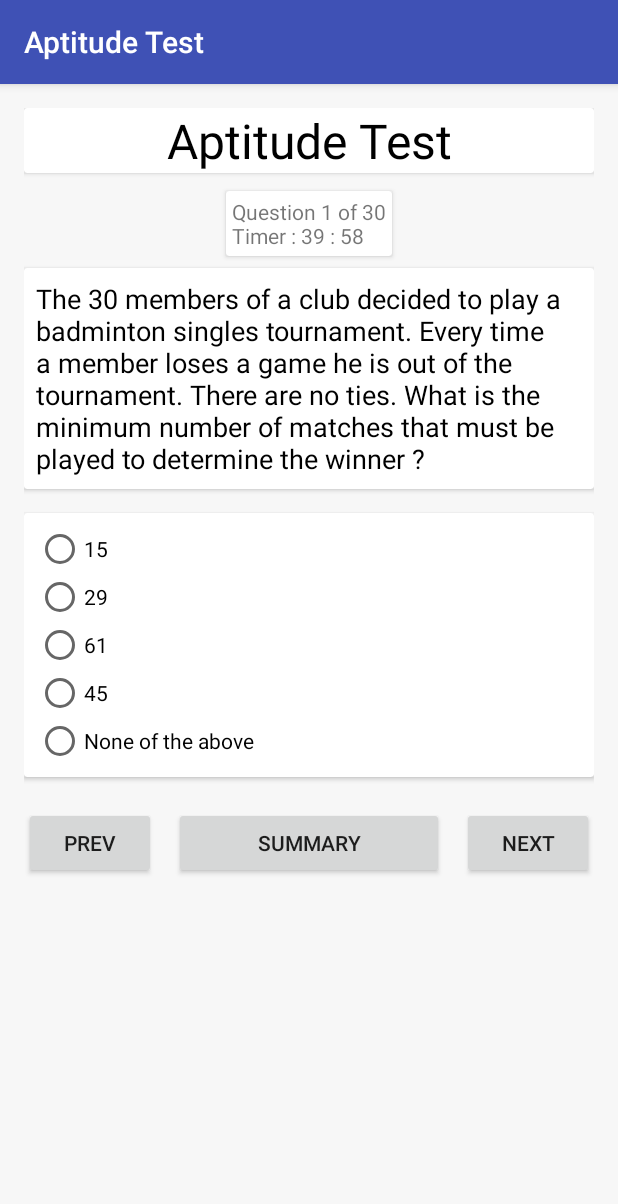
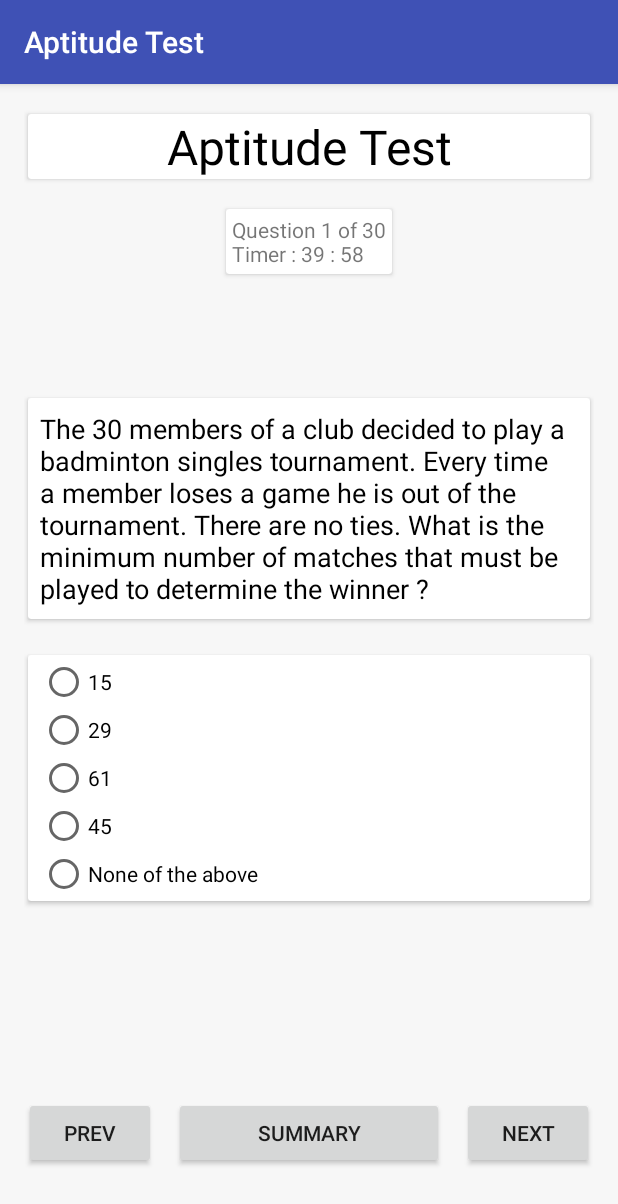
Before and after one commit to vaibhavbhandula/AptiQuiz, an Android app: the Aptitude screen opened directly, with no data from a screen before it, on a phone screen of 412 x 824 dp. Shown: the top 1204 px of the screen. Run offline under Robolectric (Android 15) with nearby library versions, the phone set to English and light mode, and no system bars; libraries missing offline, so code that uses them is left out: com.beardedhen.androidbootstrap; plain views replace BootstrapButton; 6 statements that could not run were skipped.

Commit message:
Button fixed at bottom in aptitude

```diff
--- a/app/src/main/res/layout/activity_aptitude.xml
+++ b/app/src/main/res/layout/activity_aptitude.xml
@@ -1,5 +1,4 @@
-<ScrollView
-    xmlns:android="http://schemas.android.com/apk/res/android"
+<LinearLayout xmlns:android="http://schemas.android.com/apk/res/android"
     xmlns:app="http://schemas.android.com/apk/res-auto"
     android:layout_width="fill_parent"
     android:layout_height="fill_parent"
@@ -7,17 +6,19 @@
     android:orientation="vertical"
     android:padding="@dimen/activity_horizontal_margin">
 
-
     <LinearLayout
+        android:id="@+id/topHalf"
         android:layout_width="fill_parent"
-        android:layout_height="wrap_content"
+        android:layout_height="0dp"
+        android:layout_weight="2.3"
         android:orientation="vertical">
 
         <android.support.v7.widget.CardView
             android:layout_width="match_parent"
             android:layout_height="wrap_content"
             app:cardBackgroundColor="@android:color/white"
-            app:cardElevation="@dimen/elevation">
+            app:cardElevation="@dimen/elevation"
+            app:cardUseCompatPadding="true">
 
             <TextView
                 android:id="@+id/textView1"
@@ -34,7 +35,7 @@
             android:layout_width="wrap_content"
             android:layout_height="wrap_content"
             android:layout_gravity="center"
-            android:layout_marginTop="@dimen/pad_12"
+            android:layout_marginTop="@dimen/activity_horizontal_margin"
             app:cardBackgroundColor="@android:color/white"
             app:cardElevation="@dimen/elevation">
 
@@ -46,13 +47,30 @@
                 android:text="" />
         </android.support.v7.widget.CardView>
 
+
+    </LinearLayout>
+
+    <ScrollView
+        android:id="@+id/bottomHalf"
+        android:layout_width="match_parent"
+        android:layout_height="0dp"
+        android:layout_below="@+id/topHalf"
+        android:layout_marginBottom="@dimen/activity_horizontal_margin"
+        android:layout_marginTop="@dimen/pad_6"
+        android:layout_weight="6">
+
+        <LinearLayout
+            android:layout_width="match_parent"
+            android:layout_height="wrap_content"
+            android:orientation="vertical">
+
             <android.support.v7.widget.CardView
                 android:layout_width="match_parent"
                 android:layout_height="wrap_content"
-            android:layout_gravity="center"
                 android:layout_marginTop="@dimen/pad_8"
                 app:cardBackgroundColor="@android:color/white"
-            app:cardElevation="@dimen/elevation">
+                app:cardElevation="@dimen/elevation"
+                app:cardUseCompatPadding="true">
 
                 <TextView
                     android:id="@+id/textView2"
@@ -62,6 +80,7 @@
                     android:minLines="4"
                     android:padding="@dimen/pad_8"
                     android:scrollbars="vertical"
+                    android:text=""
                     android:textAppearance="@android:style/TextAppearance.Medium"
                     android:textColor="@android:color/black" />
             </android.support.v7.widget.CardView>
@@ -70,19 +89,22 @@
             <android.support.v7.widget.CardView
                 android:layout_width="match_parent"
                 android:layout_height="wrap_content"
-            android:layout_marginBottom="@dimen/activity_horizontal_margin"
+                android:layout_marginBottom="@dimen/pad_8"
                 android:layout_marginTop="@dimen/activity_horizontal_margin"
                 app:cardBackgroundColor="@android:color/white"
-            app:cardElevation="@dimen/elevation">
+                app:cardElevation="@dimen/elevation"
+                app:cardUseCompatPadding="true">
 
                 <RadioGroup
                     android:id="@+id/radioGroup1"
                     android:layout_width="match_parent"
                     android:layout_height="wrap_content"
-                android:layout_above="@+id/button1"
                     android:layout_alignParentLeft="true"
                     android:layout_alignParentRight="true"
-                android:padding="@dimen/pad_8">
+                    android:paddingBottom="@dimen/pad_2"
+                    android:paddingLeft="@dimen/pad_8"
+                    android:paddingRight="@dimen/pad_8"
+                    android:paddingTop="@dimen/pad_2">
 
                     <RadioButton
                         android:id="@+id/radio0"
@@ -111,22 +133,19 @@
                 </RadioGroup>
 
             </android.support.v7.widget.CardView>
-
+        </LinearLayout>
+    </ScrollView>
 
     <RelativeLayout
-            android:id="@+id/apti_scroll"
-            android:layout_width="match_parent"
-            android:layout_height="wrap_content"
-            android:layout_gravity="bottom"
-            android:layout_marginBottom="@dimen/pad_4"
-            android:layout_marginTop="@dimen/pad_4">
-
+        android:layout_width="wrap_content"
+        android:layout_height="0dp"
+        android:layout_marginTop="@dimen/pad_4"
+        android:layout_weight="1">
 
         <com.beardedhen.androidbootstrap.BootstrapButton
             android:id="@+id/button1"
             android:layout_width="wrap_content"
             android:layout_height="wrap_content"
-                android:layout_alignParentBottom="true"
             android:layout_alignParentLeft="true"
             android:layout_marginRight="@dimen/pad_6"
             android:text="@string/prev"
@@ -141,7 +160,6 @@
             android:id="@+id/button3"
             android:layout_width="wrap_content"
             android:layout_height="wrap_content"
-                android:layout_alignParentBottom="true"
             android:layout_marginLeft="@dimen/pad_6"
             android:layout_marginRight="@dimen/pad_6"
             android:layout_toLeftOf="@+id/button2"
@@ -154,15 +172,14 @@
             app:roundedCorners="true"
             app:showOutline="false" />
 
-
         <com.beardedhen.androidbootstrap.BootstrapButton
             android:id="@+id/button2"
             android:layout_width="wrap_content"
             android:layout_height="wrap_content"
-                android:layout_alignParentBottom="true"
             android:layout_alignParentRight="true"
             android:layout_marginLeft="@dimen/pad_6"
             android:text="@string/next"
+            android:textAllCaps="true"
             app:bootstrapBrand="warning"
             app:bootstrapSize="lg"
             app:buttonMode="regular"
@@ -171,5 +188,3 @@
 
     </RelativeLayout>
 </LinearLayout>
-
-</ScrollView>
```
Lines whose indentation alone changed are shown as unchanged.
